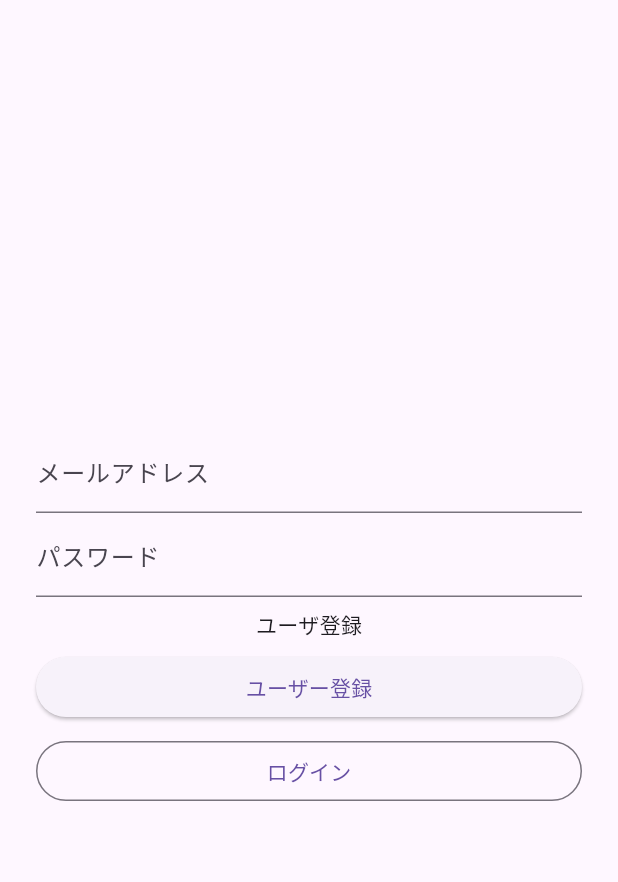
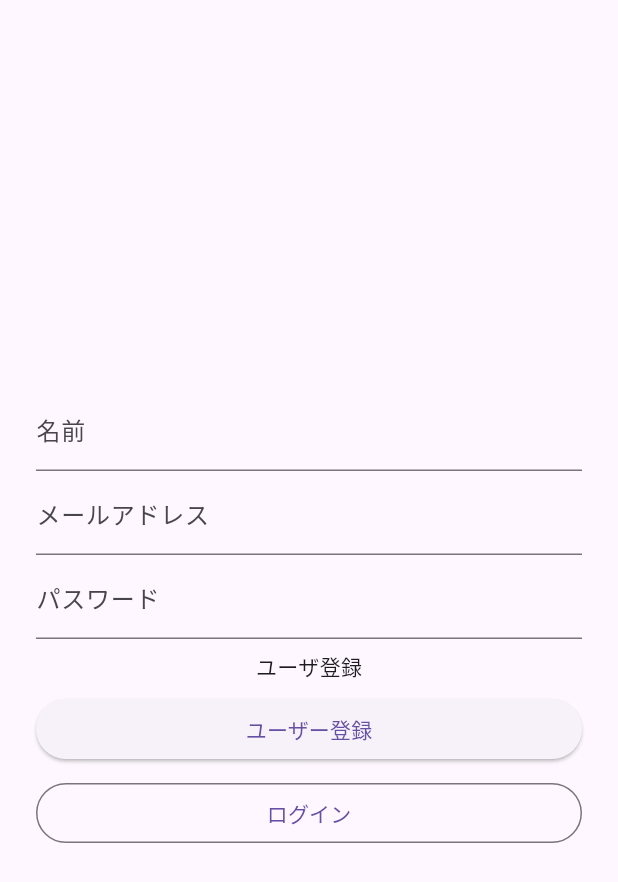
Before and after one commit to riiiiin/account_book, a Flutter app: the screen it shows once a user with an empty profile is signed in, after a tap on the "logout" icon, after a tap on "ユーザー登録", on a phone screen of 412 x 824 dp. Shown: the top 882 px of the screen. Run offline on Flutter 3.47's test engine with Material 3 defaults, Android fonts, the phone set to English and light mode, and no system bars; our stand-ins replace cloud_firestore, firebase_auth, firebase_core, flutter_datetime_picker_plus, table_calendar; accounts and stored records are empty; network calls fail.

Commit message:
#4-データベース修正(認証まわり)

```diff
--- a/lib/components/categories.dart
+++ b/lib/components/categories.dart
@@ -21,7 +21,7 @@ class _CategoriesState extends State<Categories> {
     return Container(
       child: StreamBuilder<DocumentSnapshot<Map<String, dynamic>>>(
         stream: FirebaseFirestore.instance
-            .collection('users')
+            .collection('categories')
             .doc(widget.uid)
             .snapshots(),
         builder: (context, snapshot) {
@@ -31,10 +31,8 @@ class _CategoriesState extends State<Categories> {
           if (!snapshot.hasData) {
             return const Center(child: CircularProgressIndicator());
           }
-          final lists = snapshot.requireData
-              .data()?['categories']
-              .cast<String>()
-              .toList();
+          final lists =
+              snapshot.requireData.data()?['spendings'].cast<String>().toList();
           return DropdownButton(
             items: lists.map<DropdownMenuItem<String>>((String list) {
               return DropdownMenuItem(
--- /dev/null
+++ b/lib/resources/auth_methods.dart
@@ -0,0 +1,83 @@
+import 'package:cloud_firestore/cloud_firestore.dart';
+import 'package:firebase_auth/firebase_auth.dart';
+
+class AuthMethods {
+  final FirebaseAuth _auth = FirebaseAuth.instance;
+  final FirebaseFirestore _firestore = FirebaseFirestore.instance;
+
+  Future getUserDetails() async {
+    //TODO userの詳細を取得する関数を記載
+  }
+
+  Future<String> signUpUser({
+    required String name,
+    required String email,
+    required String password,
+  }) async {
+    String res = "Some error occured";
+
+    try {
+      UserCredential cred = await _auth.createUserWithEmailAndPassword(
+        email: email,
+        password: password,
+      );
+
+      await _firestore.collection('users').doc(cred.user?.uid).set({
+        'userInfo': {
+          "name": name,
+          "email": email,
+        },
+        'shared': []
+      });
+
+      await _firestore.collection('categories').doc(cred.user?.uid).set({
+        'spendings': [
+          '食費',
+          '外食費',
+          '交通費',
+          '衣服',
+          '交際費',
+          '趣味',
+          'その他',
+        ],
+        'income': [
+          '給料',
+          'その他',
+        ]
+      });
+
+      res = "success";
+    } on FirebaseAuthException catch (err) {
+      if (err.code == 'invalid-email') {
+        res = 'The email is badly formated';
+      } else if (err.code == 'weak-password') {
+        res = 'Password shoud be at least 6 characters';
+      }
+    } catch (err) {
+      res = err.toString();
+    }
+
+    return res;
+  }
+
+  Future<String> loginUser({
+    required String email,
+    required String password,
+  }) async {
+    String res = "Some error occured";
+    try {
+      if (email.isNotEmpty && password.isNotEmpty) {
+        await _auth.signInWithEmailAndPassword(
+            email: email, password: password);
+        res = "success";
+      } else {
+        res = "Pleas enter all the fields";
+      }
+    } on FirebaseAuthException catch (e) {
+      if (e.code == "user-not-found") {}
+    } catch (err) {
+      res = err.toString();
+    }
+    return res;
+  }
+}
--- a/lib/view/login.dart
+++ b/lib/view/login.dart
@@ -1,7 +1,7 @@
-import 'package:firebase_auth/firebase_auth.dart';
 import 'package:firebase_sample/main.dart';
 import 'package:flutter/material.dart';
-import 'package:cloud_firestore/cloud_firestore.dart';
+
+import '../resources/auth_methods.dart';
 
 class LoginPage extends StatefulWidget {
   const LoginPage({super.key});
@@ -12,9 +12,43 @@ class LoginPage extends StatefulWidget {
 
 class _LoginPageState extends State<LoginPage> {
   String infoText = '';
-
   String email = '';
   String password = '';
+  String name = '';
+
+  void signUpUser() async {
+    String res = await AuthMethods()
+        .signUpUser(email: email, password: password, name: name);
+    if (res != 'success') {
+      setState(() {
+        infoText = "登録に失敗しました：$res";
+      });
+    } else {
+      await Navigator.of(context).pushReplacement(
+        MaterialPageRoute(builder: (context) {
+          return const MyWidget();
+        }),
+      );
+    }
+  }
+
+  void loginUser() async {
+    String res = await AuthMethods().loginUser(
+      email: email,
+      password: password,
+    );
+    if (res != 'success') {
+      setState(() {
+        infoText = "ログインに失敗しました：$res";
+      });
+    } else {
+      await Navigator.of(context).pushReplacement(
+        MaterialPageRoute(builder: (context) {
+          return const MyWidget();
+        }),
+      );
+    }
+  }
 
   @override
   Widget build(BuildContext context) {
@@ -25,6 +59,15 @@ class _LoginPageState extends State<LoginPage> {
           child: Column(
             mainAxisAlignment: MainAxisAlignment.center,
             children: <Widget>[
+              //メールアドレス
+              TextFormField(
+                decoration: const InputDecoration(labelText: '名前'),
+                onChanged: (String value) {
+                  setState(() {
+                    name = value;
+                  });
+                },
+              ),
               //メールアドレス
               TextFormField(
                 decoration: const InputDecoration(labelText: 'メールアドレス'),
@@ -52,76 +95,13 @@ class _LoginPageState extends State<LoginPage> {
                   width: double.infinity,
                   child: ElevatedButton(
                       child: const Text('ユーザー登録'),
-                      onPressed: () async {
-                        try {
-                          final FirebaseAuth auth = FirebaseAuth.instance;
-                          await auth
-                              .createUserWithEmailAndPassword(
-                                email: email,
-                                password: password,
-                              )
-                              .then((currentUser) => FirebaseFirestore.instance
-                                      .collection('users')
-                                      .doc(currentUser.user?.uid)
-                                      .set({
-                                    'userInfo': {
-                                      "uid": currentUser.user?.uid,
-                                      "email": email,
-                                    },
-                                    'categories': [
-                                      '食費',
-                                      '外食費',
-                                      '交通費',
-                                      '衣服',
-                                      '交際費',
-                                      '趣味',
-                                      'その他',
-                                    ],
-                                    'spendings': [],
-                                    'income': [],
-                                  }));
-                          await Navigator.of(context).pushReplacement(
-                            MaterialPageRoute(builder: (context) {
-                              return const MyWidget();
-                            }),
-                          );
-                        } catch (e) {
-                          if (mounted) {
-                            setState(() {
-                              infoText = "登録に失敗しました：${e.toString()}";
-                            });
-                          }
-                        }
-                      })),
+                      onPressed: () => signUpUser())),
               const SizedBox(height: 8),
               SizedBox(
                 width: double.infinity,
                 //ログイン
                 child: OutlinedButton(
-                  child: const Text('ログイン'),
-                  onPressed: () async {
-                    try {
-                      // メール/パスワードでログイン
-                      final FirebaseAuth auth = FirebaseAuth.instance;
-                      await auth.signInWithEmailAndPassword(
-                        email: email,
-                        password: password,
-                      );
-                      // ログインに成功した場合
-                      // チャット画面に遷移＋ログイン画面を破棄
-                      await Navigator.of(context).pushReplacement(
-                        MaterialPageRoute(builder: (context) {
-                          return const MyWidget();
-                        }),
-                      );
-                    } catch (e) {
-                      // ログインに失敗した場合
-                      setState(() {
-                        infoText = "ログインに失敗しました：${e.toString()}";
-                      });
-                    }
-                  },
-                ),
+                    child: const Text('ログイン'), onPressed: () => loginUser()),
               )
             ],
           ),
```
Also changed, not shown: 1 other file.
